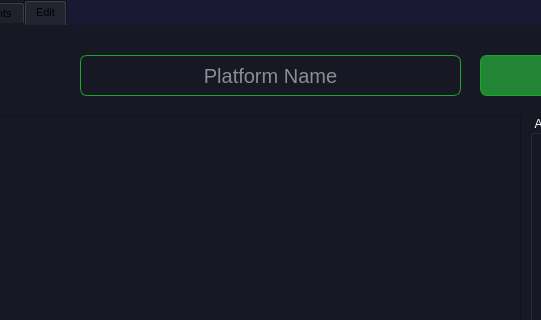
Above: ui/mainUI.ui from 0xGhazy/PyPass before the change; both pictures show x 250 to 791 and y 0 to 320 of the 1164 by 629 pixel window. Below: the same form after it.
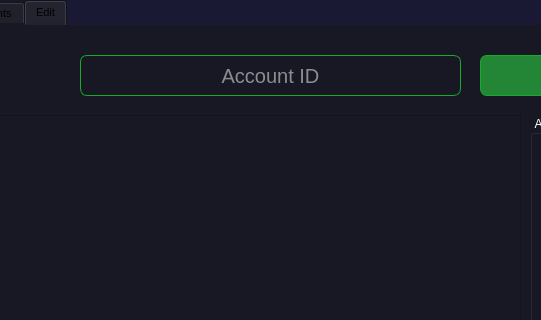
That is the form after the change. The open tabs and pages were chosen to show the change. Icons and pictures are not drawn.

Diff of the .ui file:
```diff
--- a/ui/mainUI.ui
+++ b/ui/mainUI.ui
@@ -646,7 +646,7 @@
        <set>Qt::AlignCenter</set>
       </property>
       <property name="placeholderText">
-       <string>Platform Name</string>
+       <string>Account ID</string>
       </property>
      </widget>
      <widget class="QPushButton" name="select_by_id">
```
